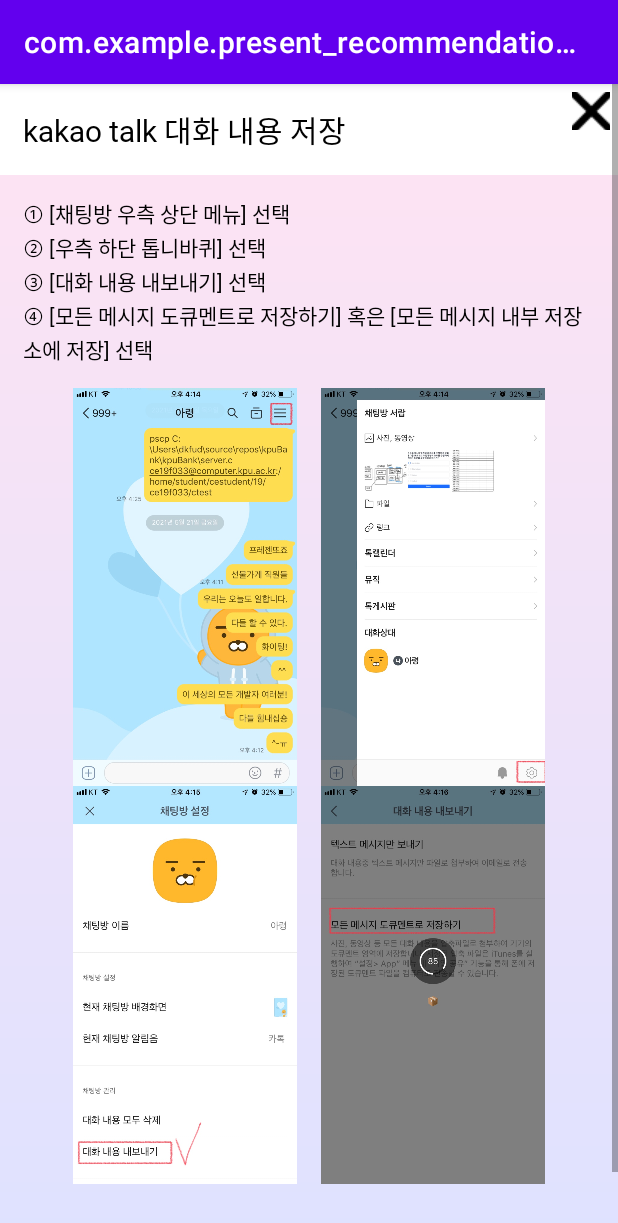
After one commit to papavhub/Present_Recommendation_app, an Android app: the HelpActivity screen opened directly, with no data from a screen before it, on a phone screen of 412 x 824 dp. The commit adds this screen. Shown: the top 1223 px of the screen. Run offline under Robolectric (Android 15) with nearby library versions, the phone set to English and light mode, and no system bars.

Commit message:
+ help Popup

```diff
--- a/app/src/main/AndroidManifest.xml
+++ b/app/src/main/AndroidManifest.xml
@@ -19,6 +19,8 @@
             </intent-filter>
         </activity>
 
+        <activity android:name=".HelpActivity"></activity>
+
 
         <activity android:name=".StartActivity"></activity>
 
--- a/app/src/main/java/com/example/present_recommendation/GiftActivity.kt
+++ b/app/src/main/java/com/example/present_recommendation/GiftActivity.kt
@@ -9,7 +9,10 @@ import android.os.Bundle
 import android.os.Environment
 import android.os.Parcelable
 import android.util.Log
+import android.view.LayoutInflater
+import android.widget.ImageButton
 import androidx.annotation.RequiresApi
+import androidx.appcompat.app.AlertDialog
 import androidx.core.app.ActivityCompat
 import com.example.present_recommendation.R
 import com.example.present_recommendation.RankingActivity
@@ -189,7 +192,7 @@ class GiftActivity : AppCompatActivity() {
             Log.d("test",i)
         }
 
-        bringok.setOnClickListener{
+        bringok.setOnClickListener{// 확인 버튼
             var intent = Intent(applicationContext, RankingActivity::class.java)
 
             var myarray : Array<String> = arrayOf()
@@ -208,6 +211,20 @@ class GiftActivity : AppCompatActivity() {
            startActivity(intent)
         }
 
+        button_help.setOnClickListener{// 도움말 버튼
+            val inflater = getSystemService(Context.LAYOUT_INFLATER_SERVICE) as LayoutInflater
+            val view = inflater.inflate(R.layout.activity_help, null)
+            var alertDialog = AlertDialog.Builder(this).create()
+
+            val exitBtn = view.findViewById<ImageButton>(R.id.exitBtn)
+            exitBtn.setOnClickListener() {
+                alertDialog.dismiss()
+            }
+
+            alertDialog.setView(view)
+            alertDialog.show()
+        }
+
     }
 
 }
--- /dev/null
+++ b/app/src/main/java/com/example/present_recommendation/HelpActivity.kt
@@ -0,0 +1,18 @@
+package com.example.present_recommendation
+
+import android.os.Bundle
+import android.widget.ImageButton
+import androidx.appcompat.app.AppCompatActivity
+
+class HelpActivity : AppCompatActivity() {
+    override fun onCreate(savedInstanceState:Bundle?){
+        super.onCreate(savedInstanceState)
+        setContentView(R.layout.activity_help)
+
+        var exit = findViewById<ImageButton>(R.id.exitBtn)
+
+        exit.setOnClickListener {
+            finish()
+        }
+    }
+}
--- a/app/src/main/res/layout/activity_help.xml
+++ b/app/src/main/res/layout/activity_help.xml
@@ -1,6 +1,107 @@
 <?xml version="1.0" encoding="utf-8"?>
-<androidx.constraintlayout.widget.ConstraintLayout
-    xmlns:android="http://schemas.android.com/apk/res/android" android:layout_width="match_parent"
-    android:layout_height="match_parent">
+<ScrollView xmlns:android="http://schemas.android.com/apk/res/android"
+    xmlns:app="http://schemas.android.com/apk/res-auto"
+    android:layout_width="match_parent"
+    android:layout_height="match_parent"
+    xmlns:tools="http://schemas.android.com/tools"
+    android:background="@drawable/main"
 
-</androidx.constraintlayout.widget.ConstraintLayout>
+    tools:context=".BringtxtActivity">
+
+    <!--    팝업-->
+    <LinearLayout
+        android:id="@+id/helpLayerId"
+        android:layout_width="match_parent"
+        android:layout_height="wrap_content"
+        android:gravity="center"
+        android:paddingBottom="80dp"
+        android:orientation="vertical">
+
+        <TableLayout
+            android:layout_width="wrap_content"
+            android:layout_height="wrap_content"
+            android:stretchColumns="0"
+            >
+            <!--            팝업 제목-->
+            <TableRow
+                android:background="@color/white">
+                <TextView
+                    android:id="@+id/helpTitle"
+                    android:padding="15dp"
+                    android:layout_width="234dp"
+                    android:layout_height="wrap_content"
+                    android:text="kakao talk 대화 내용 저장"
+                    android:fontFamily="@font/fontstyle"
+                    android:textColor="#000000"
+                    android:textSize="20sp" />
+                <!--            exit 버튼. 팝업 닫기 x-->
+
+                <ImageButton
+                    android:layout_marginRight="5dp"
+                    android:layout_marginTop="5dp"
+                    android:id="@+id/exitBtn"
+                    android:layout_width="25dp"
+                    android:layout_height="25dp"
+                    android:background="@android:color/transparent"
+                    app:srcCompat="@drawable/exit"
+                    />
+            </TableRow>
+
+        </TableLayout>
+
+
+        <TextView
+            android:id="@+id/helpText"
+            android:layout_width="match_parent"
+            android:layout_height="wrap_content"
+            android:fontFamily="@font/fontstyle"
+            android:padding="15dp"
+            android:textColor="#000000"
+            android:lineSpacingExtra="2dp"
+            android:text="① [채팅방 우측 상단 메뉴] 선택
+                              \n② [우측 하단 톱니바퀴] 선택
+                              \n③ [대화 내용 내보내기] 선택
+                              \n④ [모든 메시지 도큐멘트로 저장하기] 혹은 [모든 메시지 내부 저장소에 저장] 선택"
+            />
+
+        <LinearLayout
+            android:layout_width="wrap_content"
+            android:layout_height="wrap_content"
+            >
+
+            <ImageView
+                android:id="@+id/helpImg1"
+                android:layout_width="165dp"
+                android:layout_height="265dp"
+                android:adjustViewBounds="true"
+                app:srcCompat="@drawable/kakaotalk" />
+
+            <ImageView
+                android:id="@+id/helpImg2"
+                android:layout_width="165dp"
+                android:layout_height="265dp"
+                android:adjustViewBounds="true"
+                app:srcCompat="@drawable/setting" />
+        </LinearLayout>
+
+        <LinearLayout
+            android:layout_width="wrap_content"
+            android:layout_height="wrap_content">
+
+            <ImageView
+                android:id="@+id/helpImg3"
+                android:layout_width="165dp"
+                android:layout_height="265dp"
+                app:srcCompat="@drawable/contexts_export" />
+
+            <ImageView
+                android:id="@+id/helpImg4"
+                android:layout_width="165dp"
+                android:layout_height="265dp"
+                app:srcCompat="@drawable/downloading" />
+
+        </LinearLayout>
+
+    </LinearLayout>
+
+</ScrollView>
--- a/app/src/main/res/layout/activity_menu.xml
+++ b/app/src/main/res/layout/activity_menu.xml
@@ -58,14 +58,6 @@
         app:layout_constraintStart_toStartOf="parent"
         app:layout_constraintTop_toBottomOf="@+id/button2" />
 
-    <Button
-        android:id="@+id/button5"
-        android:layout_width="match_parent"
-        android:layout_height="wrap_content"
-        android:text="로그인"
-        app:layout_constraintBottom_toBottomOf="parent"
-        tools:layout_editor_absoluteX="-25dp" />
-
 
 </androidx.constraintlayout.widget.ConstraintLayout>
 
```
